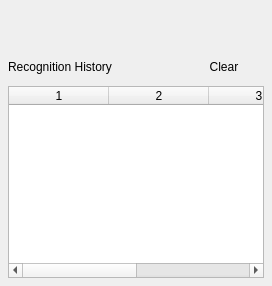
First picture: the form in src/history_widget.ui, repository xiaodaxia-2008/TalkInput, before the edit.
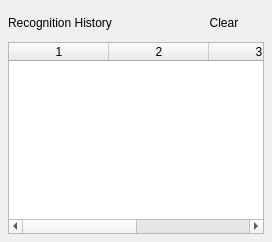
Second picture: the form after the edit.

Commit message: Remove realtimeLabel/setRealtimeText/setListening; cleanup dead onResult

The edit to the form file:
```diff
--- a/src/history_widget.ui
+++ b/src/history_widget.ui
@@ -18,28 +18,6 @@
    <property name="spacing">
     <number>8</number>
    </property>
-   <item>
-    <widget class="QLabel" name="realtimeLabel">
-     <property name="objectName">
-      <string>historyRealtimeLabel</string>
-     </property>
-     <property name="minimumSize">
-      <size>
-       <width>0</width>
-       <height>36</height>
-      </size>
-     </property>
-     <property name="text">
-      <string/>
-     </property>
-     <property name="textFormat">
-      <enum>Qt::PlainText</enum>
-     </property>
-     <property name="wordWrap">
-      <bool>true</bool>
-     </property>
-    </widget>
-   </item>
    <item>
     <layout class="QHBoxLayout" name="headerLayout">
      <property name="topMargin">
```
Lines whose indentation alone changed are shown as unchanged. The commit also changes 4 other files.
